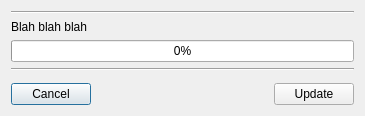
Qt form selfupdatedialog.ui (dngulin/ttyhlauncher) before a commit.
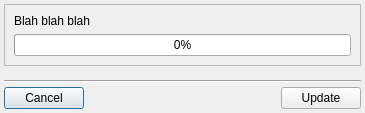
The same form after that commit.

The edit to the form file:
```diff
--- a/selfupdatedialog.ui
+++ b/selfupdatedialog.ui
@@ -7,20 +7,37 @@
     <x>0</x>
     <y>0</y>
     <width>365</width>
-    <height>116</height>
+    <height>113</height>
    </rect>
   </property>
   <property name="windowTitle">
-   <string>Dialog</string>
+   <string>Launcher update available</string>
+  </property>
+  <layout class="QVBoxLayout" name="verticalLayout_2">
+   <property name="spacing">
+    <number>4</number>
+   </property>
+   <property name="leftMargin">
+    <number>4</number>
+   </property>
+   <property name="topMargin">
+    <number>4</number>
+   </property>
+   <property name="rightMargin">
+    <number>4</number>
+   </property>
+   <property name="bottomMargin">
+    <number>4</number>
+   </property>
+   <item>
+    <widget class="QFrame" name="frame">
+     <property name="frameShape">
+      <enum>QFrame::StyledPanel</enum>
+     </property>
+     <property name="frameShadow">
+      <enum>QFrame::Raised</enum>
   </property>
   <layout class="QVBoxLayout" name="verticalLayout">
-   <item>
-    <widget class="Line" name="line_2">
-     <property name="orientation">
-      <enum>Qt::Horizontal</enum>
-     </property>
-    </widget>
-   </item>
    <item>
     <widget class="QLabel" name="label">
      <property name="text">
@@ -35,11 +52,7 @@
      </property>
     </widget>
    </item>
-   <item>
-    <widget class="Line" name="line">
-     <property name="orientation">
-      <enum>Qt::Horizontal</enum>
-     </property>
+     </layout>
     </widget>
    </item>
    <item>
@@ -50,11 +63,18 @@
      <property name="sizeHint" stdset="0">
       <size>
        <width>20</width>
-       <height>4</height>
+       <height>0</height>
       </size>
      </property>
     </spacer>
    </item>
+   <item>
+    <widget class="Line" name="line">
+     <property name="orientation">
+      <enum>Qt::Horizontal</enum>
+     </property>
+    </widget>
+   </item>
    <item>
     <layout class="QHBoxLayout" name="horizontalLayout">
      <item>
```
Lines whose indentation alone changed are shown as unchanged.
